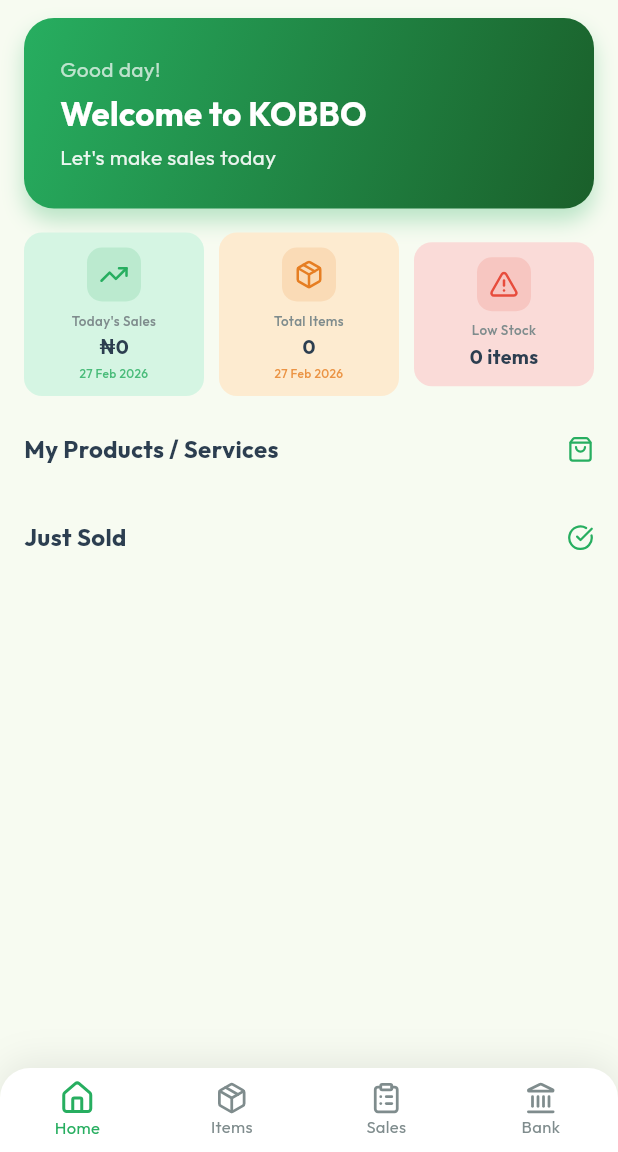
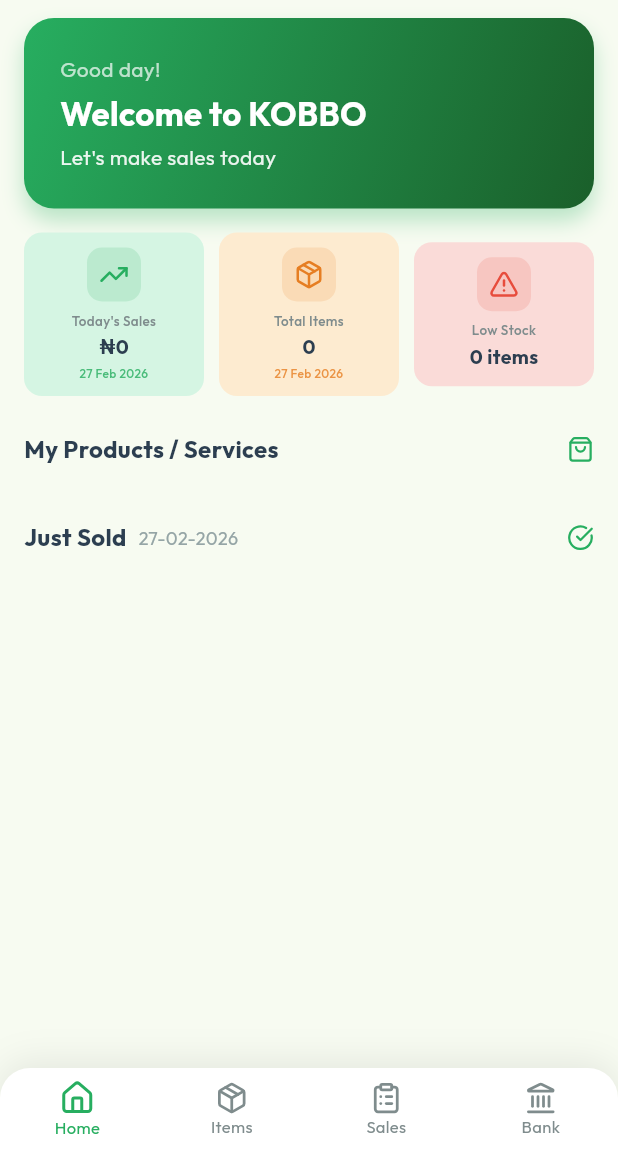
Before and after one commit to gbabudoh/kobo, a Flutter app: the HomeScreen screen opened directly, on a phone screen of 412 x 824 dp, the part 84-1236 px from its top. Run offline on Flutter 3.47's test engine with Material 3 defaults, Android fonts, the phone set to English and light mode, and no system bars; our stand-ins replace connectivity_plus, fl_chart, flutter_animate, google_fonts, lucide_icons, shared_preferences; missing offline and left inert: flutter_paystack_max; accounts and stored records are empty.

Commit message:
Add date to Just Sold section header (DD-MM-YYYY format)

```diff
--- a/lib/screens/home_tab.dart
+++ b/lib/screens/home_tab.dart
@@ -250,6 +250,11 @@
                       'Just Sold',
                       style: TextStyle(fontSize: 16, fontWeight: FontWeight.w700, color: Color(0xFF2c3e50)),
                     ),
+                    const SizedBox(width: 8),
+                    Text(
+                      '${DateTime.now().day.toString().padLeft(2, '0')}-${DateTime.now().month.toString().padLeft(2, '0')}-${DateTime.now().year}',
+                      style: const TextStyle(fontSize: 12, color: Color(0xFF95a5a6)),
+                    ),
                     const Spacer(),
                     Icon(LucideIcons.checkCircle, size: 18, color: const Color(0xFF27ae60)),
                   ],
```
